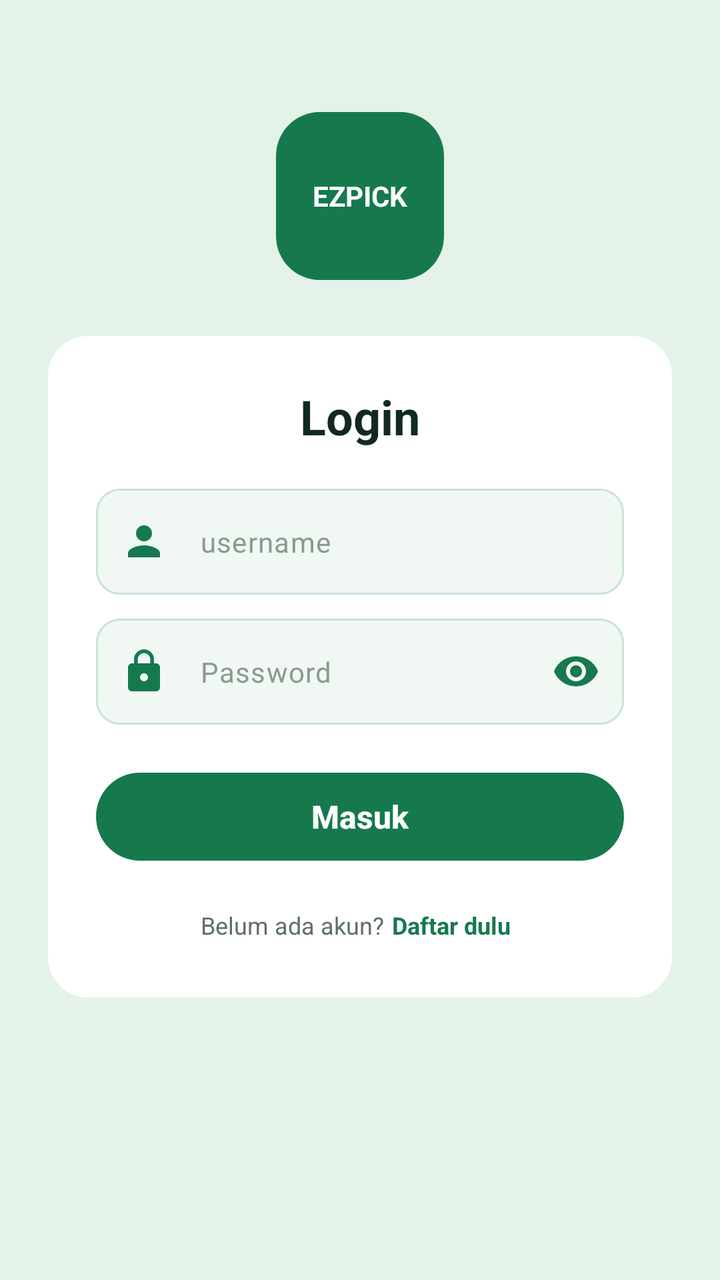
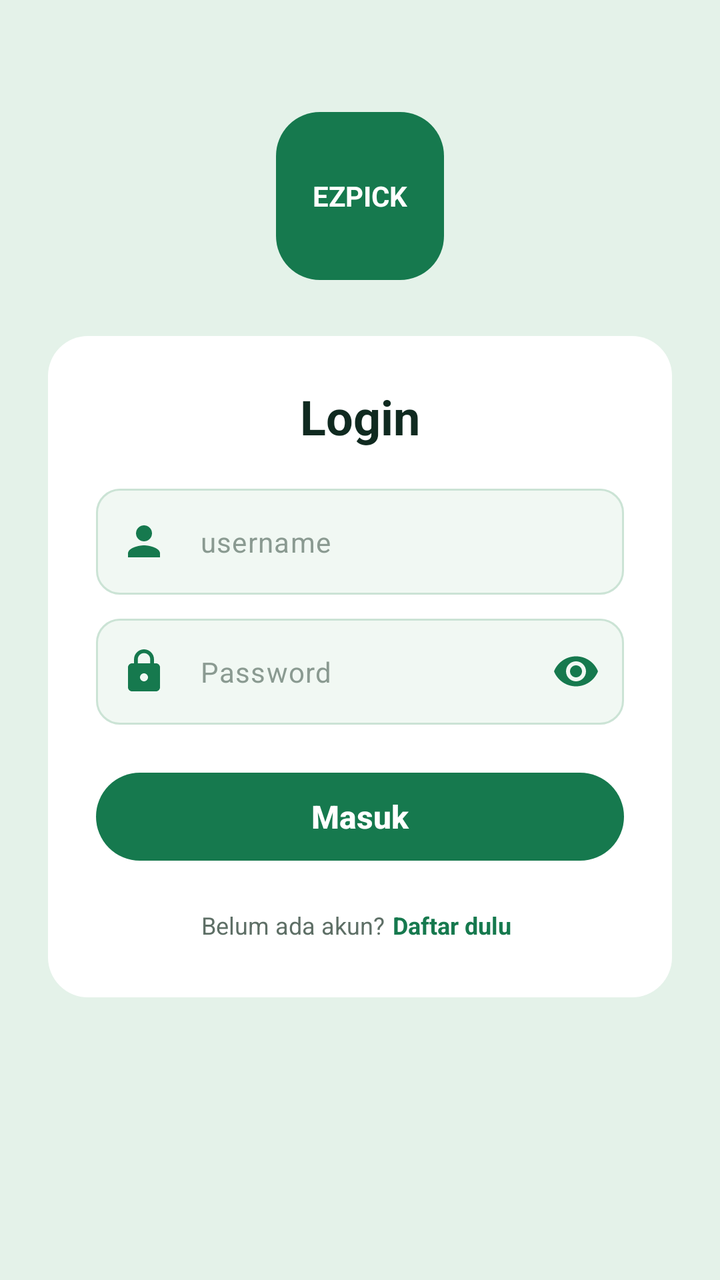

The first picture is an Android layout as it rendered before a commit; the second is the same layout after the commit. The layout source and the unified diff follow.
<!-- AndroidManifest.xml: application theme Theme.TokoOnlineUmkm -->
<!-- res/layout/activity_login.xml -->
<?xml version="1.0" encoding="utf-8"?>
<ScrollView xmlns:android="http://schemas.android.com/apk/res/android"
    xmlns:app="http://schemas.android.com/apk/res-auto"
    xmlns:tools="http://schemas.android.com/tools"
    android:id="@+id/main"
    android:layout_width="match_parent"
    android:layout_height="match_parent"
    android:background="@color/green_soft"
    android:fillViewport="true"
    tools:context=".ui.login.LoginActivity">

    <LinearLayout
        android:layout_width="match_parent"
        android:layout_height="wrap_content"
        android:gravity="center_horizontal"
        android:orientation="vertical"
        android:paddingStart="24dp"
        android:paddingTop="56dp"
        android:paddingEnd="24dp"
        android:paddingBottom="32dp">

        
        <TextView
            android:layout_width="84dp"
            android:layout_height="84dp"
            android:background="@drawable/bg_logo_green"
            android:gravity="center"
            android:text="@string/app_logo"
            android:textColor="@color/white"
            android:textSize="14sp"
            android:textStyle="bold" />

        
        <LinearLayout
            android:layout_width="match_parent"
            android:layout_height="wrap_content"
            android:layout_marginTop="28dp"
            android:background="@drawable/bg_card_white"
            android:orientation="vertical"
            android:padding="24dp">

            <TextView
                android:layout_width="wrap_content"
                android:layout_height="wrap_content"
                android:layout_gravity="center_horizontal"
                android:text="@string/login_title"
                android:textColor="@color/text_dark"
                android:textSize="24sp"
                android:textStyle="bold" />

            
            <com.google.android.material.textfield.TextInputLayout
                android:id="@+id/tilUsername"
                style="@style/EzpickInputLayout"
                android:layout_width="match_parent"
                android:layout_height="wrap_content"
                android:layout_marginTop="20dp"
                app:startIconContentDescription="@string/desc_icon_username"
                app:startIconDrawable="@drawable/ic_person">

                <com.google.android.material.textfield.TextInputEditText
                    android:id="@+id/etUsername"
                    android:layout_width="match_parent"
                    android:layout_height="wrap_content"
                    android:hint="@string/hint_username"
                    android:imeOptions="actionNext"
                    android:inputType="text"
                    android:maxLines="1"
                    android:textColor="@color/text_dark"
                    android:textColorHint="@color/text_hint"
                    android:textSize="14sp" />
            </com.google.android.material.textfield.TextInputLayout>

            
            <com.google.android.material.textfield.TextInputLayout
                android:id="@+id/tilPassword"
                style="@style/EzpickInputLayout"
                android:layout_width="match_parent"
                android:layout_height="wrap_content"
                android:layout_marginTop="12dp"
                app:endIconMode="password_toggle"
                app:endIconTint="@color/green_primary"
                app:startIconContentDescription="@string/desc_icon_password"
                app:startIconDrawable="@drawable/ic_lock">

                <com.google.android.material.textfield.TextInputEditText
                    android:id="@+id/etPassword"
                    android:layout_width="match_parent"
                    android:layout_height="wrap_content"
                    android:hint="@string/hint_password"
                    android:imeOptions="actionDone"
                    android:inputType="textPassword"
                    android:maxLines="1"
                    android:textColor="@color/text_dark"
                    android:textColorHint="@color/text_hint"
                    android:textSize="14sp" />
            </com.google.android.material.textfield.TextInputLayout>

            
            <com.google.android.material.button.MaterialButton
                android:id="@+id/btnMasuk"
                style="@style/EzpickButton"
                android:layout_width="match_parent"
                android:layout_marginTop="20dp"
                android:text="@string/button_masuk" />

            
            <ProgressBar
                android:id="@+id/progressBar"
                android:layout_width="28dp"
                android:layout_height="28dp"
                android:layout_gravity="center_horizontal"
                android:layout_marginTop="12dp"
                android:contentDescription="@string/desc_loading"
                android:indeterminateTint="@color/green_primary"
                android:visibility="gone"
                tools:visibility="visible" />

            
            <LinearLayout
                android:layout_width="wrap_content"
                android:layout_height="wrap_content"
                android:layout_gravity="center_horizontal"
                android:layout_marginTop="16dp"
                android:gravity="center_vertical"
                android:orientation="horizontal">

                <TextView
                    android:layout_width="wrap_content"
                    android:layout_height="wrap_content"
                    android:text="@string/login_belum_punya_akun"
                    android:textColor="@color/text_muted"
                    android:textSize="12sp" />

                <TextView
                    android:id="@+id/tvDaftar"
                    android:layout_width="wrap_content"
                    android:layout_height="wrap_content"
                    android:padding="4dp"
                    android:text="@string/login_daftar_dulu"
                    android:textColor="@color/green_primary"
                    android:textSize="12sp"
                    android:textStyle="bold" />
            </LinearLayout>
        </LinearLayout>
    </LinearLayout>
</ScrollView>
<!-- resources referenced by this layout -->
<resources>
  <color name="green_primary">#16794E</color>
  <color name="green_soft">#E4F2E9</color>
  <color name="text_dark">#102A20</color>
  <color name="text_hint">#8A9A91</color>
  <color name="text_muted">#5E6F66</color>
  <color name="white">#FFFFFFFF</color>
  <!-- drawable bg_card_white (drawable) -->
  <?xml version="1.0" encoding="utf-8"?>
  <shape xmlns:android="http://schemas.android.com/apk/res/android"
      android:shape="rectangle">
      <solid android:color="@color/white" />
      <corners android:radius="20dp" />
  </shape>
  <!-- drawable bg_logo_green (drawable) -->
  <?xml version="1.0" encoding="utf-8"?>
  <shape xmlns:android="http://schemas.android.com/apk/res/android"
      android:shape="rectangle">
      <solid android:color="@color/green_primary" />
      <corners android:radius="22dp" />
  </shape>
  <!-- drawable ic_person (drawable) -->
  <vector xmlns:android="http://schemas.android.com/apk/res/android"
      android:width="24dp"
      android:height="24dp"
      android:viewportWidth="24"
      android:viewportHeight="24"
      android:tint="?attr/colorPrimary">
      <path
          android:fillColor="@android:color/white"
          android:pathData="M12,12c2.21,0 4,-1.79 4,-4s-1.79,-4 -4,-4 -4,1.79 -4,4 1.79,4 4,4zM12,14c-2.67,0 -8,1.34 -8,4v2h16v-2c0,-2.66 -5.33,-4 -8,-4z" />
  </vector>
  <string name="app_logo">EZPICK</string>
  <string name="button_masuk">Masuk</string>
  <string name="desc_icon_password">Ikon password</string>
  <string name="desc_icon_username">Ikon username</string>
  <string name="desc_loading">Sedang memproses</string>
  <string name="hint_password">Password</string>
  <string name="hint_username">username</string>
  <string name="login_belum_punya_akun">Belum ada akun?</string>
  <string name="login_daftar_dulu">Daftar dulu</string>
  <string name="login_title">Login</string>
  <style name="EzpickButton" parent="Widget.Material3.Button">
          <item name="android:layout_height">52dp</item>
          <item name="backgroundTint">@color/ezpick_button_bg</item>
          <item name="android:textColor">@color/white</item>
          <item name="android:textSize">16sp</item>
          <item name="android:textStyle">bold</item>
          <item name="android:letterSpacing">0</item>
          <item name="android:textAllCaps">false</item>
          <item name="cornerRadius">26dp</item>
      </style>
  <style name="EzpickInputLayout" parent="Widget.Material3.TextInputLayout.OutlinedBox">
          <item name="boxBackgroundColor">@color/green_field</item>
          <item name="boxStrokeColor">@color/ezpick_box_stroke</item>
          <item name="boxStrokeWidth">1dp</item>
          <item name="boxStrokeWidthFocused">1dp</item>
          <item name="hintEnabled">false</item>
          <item name="startIconTint">@color/green_primary</item>
          <item name="shapeAppearanceOverlay">@style/ShapeEzpickInput</item>
          <item name="errorTextColor">@color/red_error</item>
      </style>
  <style name="Theme.TokoOnlineUmkm" parent="Base.Theme.TokoOnlineUmkm" />
  <color name="green_field">#F1F8F3</color>
  <style name="ShapeEzpickInput" parent="">
          <item name="cornerFamily">rounded</item>
          <item name="cornerSize">12dp</item>
      </style>
  <color name="red_error">#C62828</color>
  <style name="Base.Theme.TokoOnlineUmkm" parent="Theme.Material3.Light.NoActionBar">
          <item name="colorPrimary">@color/green_primary</item>
          <item name="colorOnPrimary">@color/white</item>
          <item name="colorError">@color/red_error</item>
          <item name="android:forceDarkAllowed" tools:targetApi="q">false</item>
      </style>
  <!-- unchanged entries left out for length: 1 -->
</resources>

<!-- the commit's change to res/layout/activity_login.xml (unified diff, before → after) -->
@@ -9,11 +9,9 @@
     android:fillViewport="true"
     tools:context=".ui.login.LoginActivity">
 
-    <LinearLayout
+    <androidx.constraintlayout.widget.ConstraintLayout
         android:layout_width="match_parent"
         android:layout_height="wrap_content"
-        android:gravity="center_horizontal"
-        android:orientation="vertical"
         android:paddingStart="24dp"
         android:paddingTop="56dp"
         android:paddingEnd="24dp"
@@ -21,6 +19,7 @@
 
         
         <TextView
+            android:id="@+id/tvLogo"
             android:layout_width="84dp"
             android:layout_height="84dp"
             android:background="@drawable/bg_logo_green"
@@ -28,33 +27,45 @@
             android:text="@string/app_logo"
             android:textColor="@color/white"
             android:textSize="14sp"
-            android:textStyle="bold" />
+            android:textStyle="bold"
+            app:layout_constraintEnd_toEndOf="parent"
+            app:layout_constraintStart_toStartOf="parent"
+            app:layout_constraintTop_toTopOf="parent" />
 
         
-        <LinearLayout
-            android:layout_width="match_parent"
+        <androidx.constraintlayout.widget.ConstraintLayout
+            android:id="@+id/cardLogin"
+            android:layout_width="0dp"
             android:layout_height="wrap_content"
             android:layout_marginTop="28dp"
             android:background="@drawable/bg_card_white"
-            android:orientation="vertical"
-            android:padding="24dp">
+            android:padding="24dp"
+            app:layout_constraintEnd_toEndOf="parent"
+            app:layout_constraintStart_toStartOf="parent"
+            app:layout_constraintTop_toBottomOf="@id/tvLogo">
 
             <TextView
+                android:id="@+id/tvJudul"
                 android:layout_width="wrap_content"
                 android:layout_height="wrap_content"
-                android:layout_gravity="center_horizontal"
                 android:text="@string/login_title"
                 android:textColor="@color/text_dark"
                 android:textSize="24sp"
-                android:textStyle="bold" />
+                android:textStyle="bold"
+                app:layout_constraintEnd_toEndOf="parent"
+                app:layout_constraintStart_toStartOf="parent"
+                app:layout_constraintTop_toTopOf="parent" />
 
             
             <com.google.android.material.textfield.TextInputLayout
                 android:id="@+id/tilUsername"
                 style="@style/EzpickInputLayout"
-                android:layout_width="match_parent"
+                android:layout_width="0dp"
                 android:layout_height="wrap_content"
                 android:layout_marginTop="20dp"
+                app:layout_constraintEnd_toEndOf="parent"
+                app:layout_constraintStart_toStartOf="parent"
+                app:layout_constraintTop_toBottomOf="@id/tvJudul"
                 app:startIconContentDescription="@string/desc_icon_username"
                 app:startIconDrawable="@drawable/ic_person">
 
@@ -75,11 +86,14 @@
             <com.google.android.material.textfield.TextInputLayout
                 android:id="@+id/tilPassword"
                 style="@style/EzpickInputLayout"
-                android:layout_width="match_parent"
+                android:layout_width="0dp"
                 android:layout_height="wrap_content"
                 android:layout_marginTop="12dp"
                 app:endIconMode="password_toggle"
                 app:endIconTint="@color/green_primary"
+                app:layout_constraintEnd_toEndOf="parent"
+                app:layout_constraintStart_toStartOf="parent"
+                app:layout_constraintTop_toBottomOf="@id/tilUsername"
                 app:startIconContentDescription="@string/desc_icon_password"
                 app:startIconDrawable="@drawable/ic_lock">
 
@@ -100,48 +114,54 @@
             <com.google.android.material.button.MaterialButton
                 android:id="@+id/btnMasuk"
                 style="@style/EzpickButton"
-                android:layout_width="match_parent"
+                android:layout_width="0dp"
                 android:layout_marginTop="20dp"
-                android:text="@string/button_masuk" />
+                android:text="@string/button_masuk"
+                app:layout_constraintEnd_toEndOf="parent"
+                app:layout_constraintStart_toStartOf="parent"
+                app:layout_constraintTop_toBottomOf="@id/tilPassword" />
 
             
             <ProgressBar
                 android:id="@+id/progressBar"
                 android:layout_width="28dp"
                 android:layout_height="28dp"
-                android:layout_gravity="center_horizontal"
                 android:layout_marginTop="12dp"
                 android:contentDescription="@string/desc_loading"
                 android:indeterminateTint="@color/green_primary"
                 android:visibility="gone"
+                app:layout_constraintEnd_toEndOf="parent"
+                app:layout_constraintStart_toStartOf="parent"
+                app:layout_constraintTop_toBottomOf="@id/btnMasuk"
                 tools:visibility="visible" />
 
             
-            <LinearLayout
+            <TextView
+                android:id="@+id/tvBelumPunyaAkun"
                 android:layout_width="wrap_content"
                 android:layout_height="wrap_content"
-                android:layout_gravity="center_horizontal"
                 android:layout_marginTop="16dp"
-                android:gravity="center_vertical"
-                android:orientation="horizontal">
+                android:text="@string/login_belum_punya_akun"
+                android:textColor="@color/text_muted"
+                android:textSize="12sp"
+                app:layout_constraintBottom_toBottomOf="parent"
+                app:layout_constraintEnd_toStartOf="@id/tvDaftar"
+                app:layout_constraintHorizontal_chainStyle="packed"
+                app:layout_constraintStart_toStartOf="parent"
+                app:layout_constraintTop_toBottomOf="@id/progressBar" />
 
-                <TextView
-                    android:layout_width="wrap_content"
-                    android:layout_height="wrap_content"
-                    android:text="@string/login_belum_punya_akun"
-                    android:textColor="@color/text_muted"
-                    android:textSize="12sp" />
-
-                <TextView
-                    android:id="@+id/tvDaftar"
-                    android:layout_width="wrap_content"
-                    android:layout_height="wrap_content"
-                    android:padding="4dp"
-                    android:text="@string/login_daftar_dulu"
-                    android:textColor="@color/green_primary"
-                    android:textSize="12sp"
-                    android:textStyle="bold" />
-            </LinearLayout>
-        </LinearLayout>
-    </LinearLayout>
+            <TextView
+                android:id="@+id/tvDaftar"
+                android:layout_width="wrap_content"
+                android:layout_height="wrap_content"
+                android:padding="4dp"
+                android:text="@string/login_daftar_dulu"
+                android:textColor="@color/green_primary"
+                android:textSize="12sp"
+                android:textStyle="bold"
+                app:layout_constraintBaseline_toBaselineOf="@id/tvBelumPunyaAkun"
+                app:layout_constraintEnd_toEndOf="parent"
+                app:layout_constraintStart_toEndOf="@id/tvBelumPunyaAkun" />
+        </androidx.constraintlayout.widget.ConstraintLayout>
+    </androidx.constraintlayout.widget.ConstraintLayout>
 </ScrollView>
